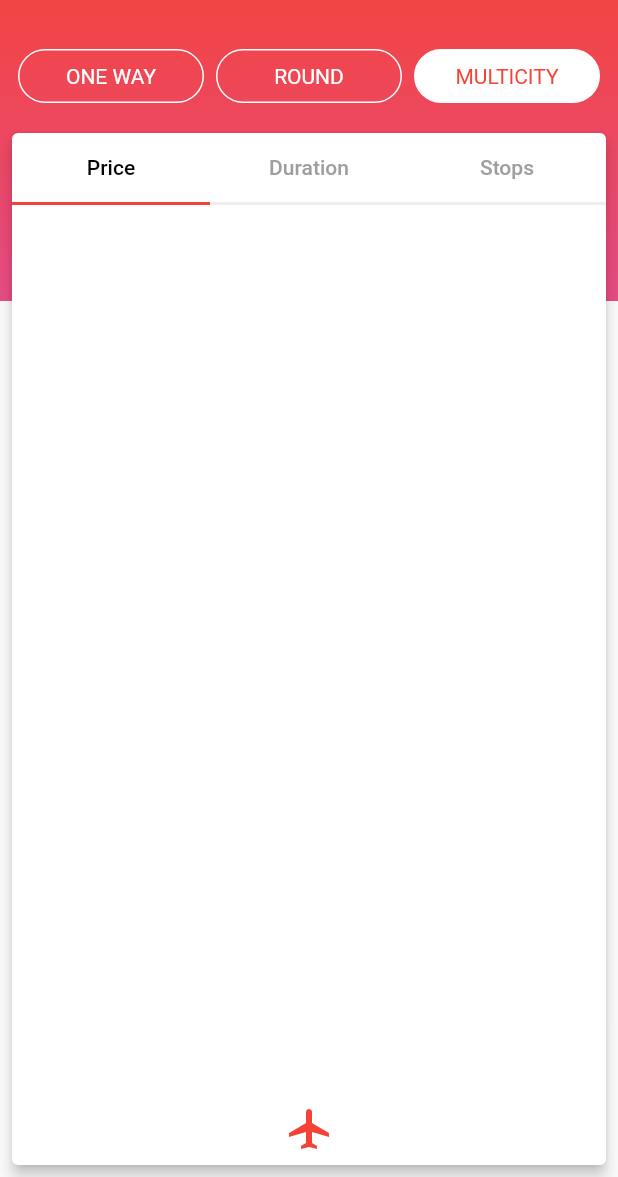
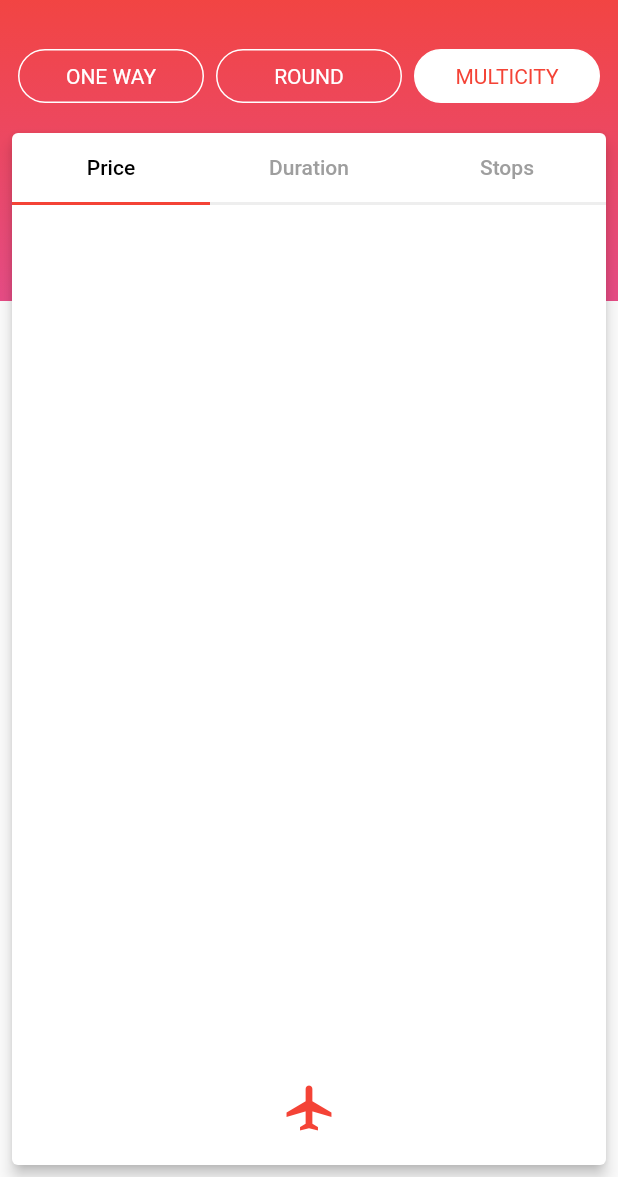
Before and after one commit to MarcinusX/flutter_ui_challenge_flight_search, a Flutter app: the screen it shows after launch, after a tap on the "timeline" icon, on a phone screen of 412 x 824 dp, the part 59-1236 px from its top. Run offline on Flutter 3.47's test engine with Material 2 defaults, Android fonts, the light colour scheme and no system bars.

Commit message:
Added plane travel animation

```diff
--- a/lib/details_card.dart
+++ b/lib/details_card.dart
@@ -32,6 +32,7 @@ class _DetailsCardState extends State<DetailsCard> {
                         child: showMultiCityInput
                             ? _buildMulticityTab()
                             : PriceTab(
+                          height: viewportConstraints.maxHeight - 48.0,
                           onPlaneSizeAnimated: () =>
                               setState(
                                       () => showFirstOptionInAppBar = false),
--- a/lib/price_tab.dart
+++ b/lib/price_tab.dart
@@ -1,31 +1,28 @@
 import 'package:flutter/material.dart';
 
 class PriceTab extends StatefulWidget {
+  final double height;
   final VoidCallback onPlaneSizeAnimated;
 
-  const PriceTab({Key key, this.onPlaneSizeAnimated}) : super(key: key);
+  const PriceTab({Key key, this.onPlaneSizeAnimated, this.height})
+      : super(key: key);
 
   @override
   _PriceTabState createState() => _PriceTabState();
 }
 
-class _PriceTabState extends State<PriceTab>
-    with SingleTickerProviderStateMixin {
+class _PriceTabState extends State<PriceTab> with TickerProviderStateMixin {
   AnimationController _initialPlainAnimationController;
   Animation<double> _plainSizeAnimation;
+  AnimationController _planeTravelAnimationController;
+  Animation<double> _planeTravelAnimation;
+  final double _startPaddingBottom = 16.0;
+  final double _endPaddingTop = 16.0;
 
   @override
   void initState() {
     super.initState();
-    _initialPlainAnimationController = new AnimationController(
-        duration: const Duration(milliseconds: 1000), vsync: this)
-      ..addStatusListener((status) {
-        if (status == AnimationStatus.completed) {
-          widget.onPlaneSizeAnimated();
-        }
-      });
-    _plainSizeAnimation = new Tween<double>(begin: 60.0, end: 32.0)
-        .animate(_initialPlainAnimationController);
+    _initAnimations();
     _initialPlainAnimationController.forward();
   }
 
@@ -37,23 +34,80 @@ class _PriceTabState extends State<PriceTab>
 
   @override
   Widget build(BuildContext context) {
-    return Column(
+    return Stack(
+      alignment: Alignment.center,
       children: <Widget>[
-        Expanded(
-          child: Container(),
-        ),
-        Padding(
-          padding: const EdgeInsets.all(8.0),
-          child: AnimatedBuilder(
-            animation: _plainSizeAnimation,
-            builder: (context, child) => Icon(
-                  Icons.airplanemode_active,
-                  color: Colors.red,
-                  size: _plainSizeAnimation.value,
-                ),
-          ),
-        ),
+        _initialPlainAnimationController.isCompleted
+            ? _buildTravelPlaneAnimation()
+            : _buildInitialPlaneAnimation(),
       ],
     );
   }
+
+  void _initAnimations() {
+    _initInitialAnimation();
+    _initPlaneTravelAnimation();
+  }
+
+  void _initPlaneTravelAnimation() {
+    _planeTravelAnimationController = AnimationController(
+      vsync: this,
+      duration: const Duration(milliseconds: 500),
+    );
+    _planeTravelAnimation = CurvedAnimation(
+      parent: _planeTravelAnimationController,
+      curve: Curves.fastOutSlowIn,
+    );
+  }
+
+  void _initInitialAnimation() {
+    _initialPlainAnimationController = AnimationController(
+      duration: const Duration(milliseconds: 1000),
+      vsync: this,
+    )
+      ..addStatusListener((status) {
+        if (status == AnimationStatus.completed) {
+          widget.onPlaneSizeAnimated();
+          _planeTravelAnimationController.forward();
+        }
+      });
+    _plainSizeAnimation = Tween<double>(begin: 60.0, end: 36.0)
+        .animate(_initialPlainAnimationController);
+  }
+
+  double get _planeTopPadding =>
+      _endPaddingTop +
+          (1 - _planeTravelAnimation.value) *
+              (widget.height - _endPaddingTop - _startPaddingBottom - 40.0);
+
+  Widget _buildTravelPlaneAnimation() {
+//    return Container();
+    return AnimatedBuilder(
+      animation: _planeTravelAnimation,
+      builder: (context, child) {
+        return Positioned(
+          top: _planeTopPadding,
+          child: _buildPlaneIcon(),
+        );
+      },
+    );
+  }
+
+  Widget _buildPlaneIcon() {
+    return Icon(
+      Icons.airplanemode_active,
+      color: Colors.red,
+      size: _plainSizeAnimation.value,
+    );
+  }
+
+  Widget _buildInitialPlaneAnimation() {
+    return Positioned(
+      bottom: _startPaddingBottom,
+      child: AnimatedBuilder(
+        animation: _plainSizeAnimation,
+        builder: (context, child) => _buildPlaneIcon(),
+      ),
+    );
+  }
 }
```
